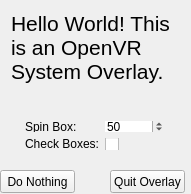
Old version of the form overlaywidget.ui in the repository Dragon092/OpenVR_Audio_Manager.
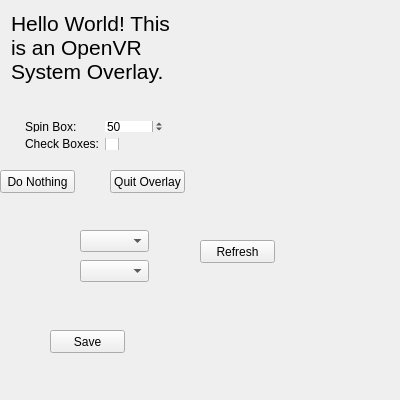
New version of the form.

The edit to the form file:
```diff
--- a/overlaywidget.ui
+++ b/overlaywidget.ui
@@ -6,8 +6,8 @@
    <rect>
     <x>0</x>
     <y>0</y>
-    <width>191</width>
-    <height>194</height>
+    <width>400</width>
+    <height>400</height>
    </rect>
   </property>
   <property name="windowTitle">
@@ -109,6 +109,52 @@
     <string>Do Nothing</string>
    </property>
   </widget>
+  <widget class="QPushButton" name="pushButton_3">
+   <property name="geometry">
+    <rect>
+     <x>50</x>
+     <y>330</y>
+     <width>75</width>
+     <height>23</height>
+    </rect>
+   </property>
+   <property name="text">
+    <string>Save</string>
+   </property>
+  </widget>
+  <widget class="QComboBox" name="comboBox">
+   <property name="geometry">
+    <rect>
+     <x>80</x>
+     <y>230</y>
+     <width>69</width>
+     <height>22</height>
+    </rect>
+   </property>
+  </widget>
+  <widget class="QComboBox" name="comboBox_2">
+   <property name="geometry">
+    <rect>
+     <x>80</x>
+     <y>260</y>
+     <width>69</width>
+     <height>22</height>
+    </rect>
+   </property>
+  </widget>
+  <widget class="QPushButton" name="pushButton_4">
+   <property name="geometry">
+    <rect>
+     <x>200</x>
+     <y>240</y>
+     <width>75</width>
+     <height>23</height>
+    </rect>
+   </property>
+   <property name="text">
+    <string>Refresh</string>
+   </property>
+  </widget>
  </widget>
  <layoutdefault spacing="6" margin="11"/>
  <resources/>
```
